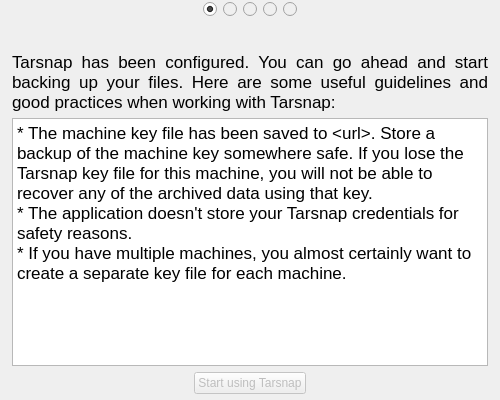
This is setupdialog.ui in Tarsnap/tarsnap-gui as Qt 5 draws it before an edit. The edited form follows.
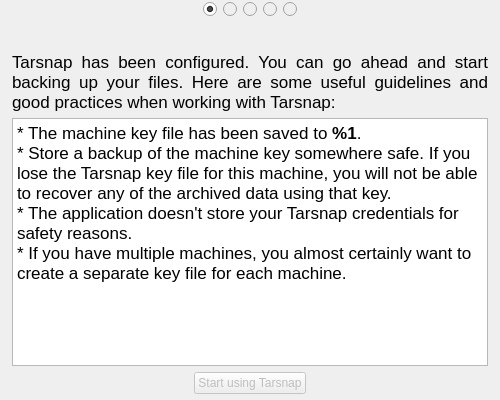
This is the edited form. The open tabs and pages were chosen to show the change. Icons and pictures are not drawn.

Commit message: Display the key file path when generated on the done wizard page.

What changed in the file:
```diff
--- a/setupdialog.ui
+++ b/setupdialog.ui
@@ -914,7 +914,8 @@
 &lt;html&gt;&lt;head&gt;&lt;meta name=&quot;qrichtext&quot; content=&quot;1&quot; /&gt;&lt;style type=&quot;text/css&quot;&gt;
 p, li { white-space: pre-wrap; }
 &lt;/style&gt;&lt;/head&gt;&lt;body style=&quot; font-family:'.Helvetica Neue DeskInterface'; font-size:13pt; font-weight:400; font-style:normal;&quot;&gt;
-&lt;p style=&quot; margin-top:0px; margin-bottom:0px; margin-left:0px; margin-right:0px; -qt-block-indent:0; text-indent:0px;&quot;&gt;* The machine key file has been saved to &amp;lt;url&amp;gt;. Store a backup of the machine key somewhere safe. If you lose the Tarsnap key file for this machine, you will not be able to recover any of the archived data using that key.&lt;/p&gt;
+&lt;p style=&quot; margin-top:0px; margin-bottom:0px; margin-left:0px; margin-right:0px; -qt-block-indent:0; text-indent:0px;&quot;&gt;* The machine key file has been saved to &lt;span style=&quot; font-weight:600;&quot;&gt;%1&lt;/span&gt;. &lt;/p&gt;
+&lt;p style=&quot; margin-top:0px; margin-bottom:0px; margin-left:0px; margin-right:0px; -qt-block-indent:0; text-indent:0px;&quot;&gt;* Store a backup of the machine key somewhere safe. If you lose the Tarsnap key file for this machine, you will not be able to recover any of the archived data using that key.&lt;/p&gt;
 &lt;p style=&quot; margin-top:0px; margin-bottom:0px; margin-left:0px; margin-right:0px; -qt-block-indent:0; text-indent:0px;&quot;&gt;* The application doesn't store your Tarsnap credentials for safety reasons.&lt;/p&gt;
 &lt;p style=&quot; margin-top:0px; margin-bottom:0px; margin-left:0px; margin-right:0px; -qt-block-indent:0; text-indent:0px;&quot;&gt;* If you have multiple machines, you almost certainly want to create a separate key file for each machine.&lt;/p&gt;&lt;/body&gt;&lt;/html&gt;</string>
          </property>
```
Left out of the diff: 9 changed lines with no effect on the pictures. The commit also changes 1 other file.
